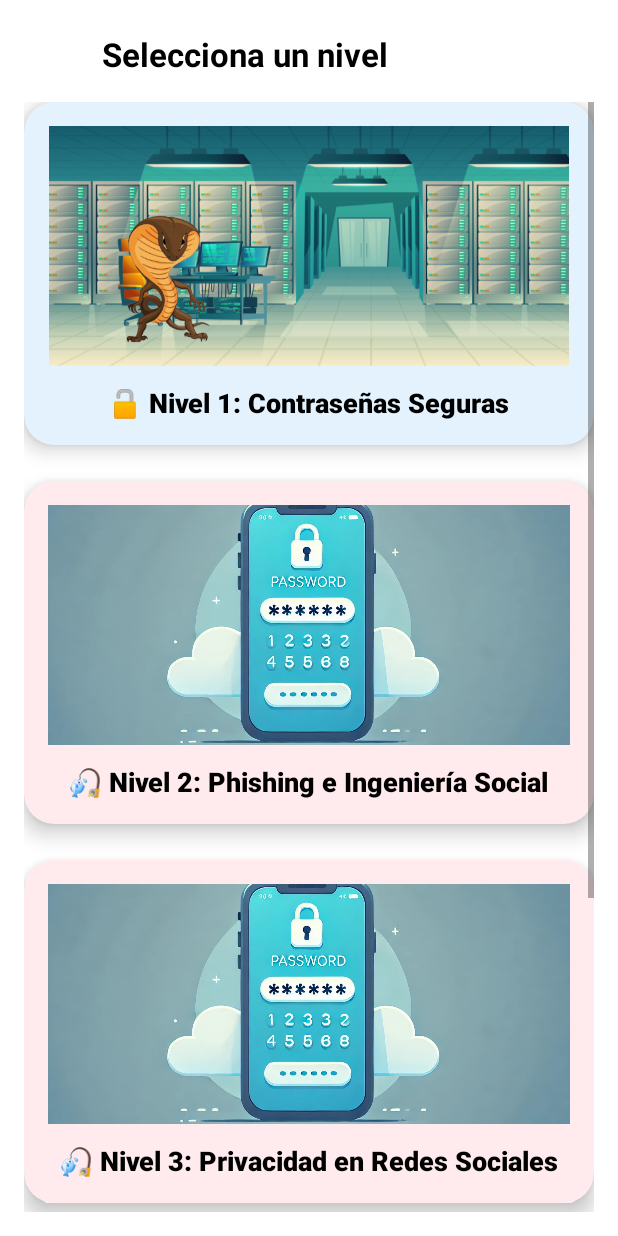
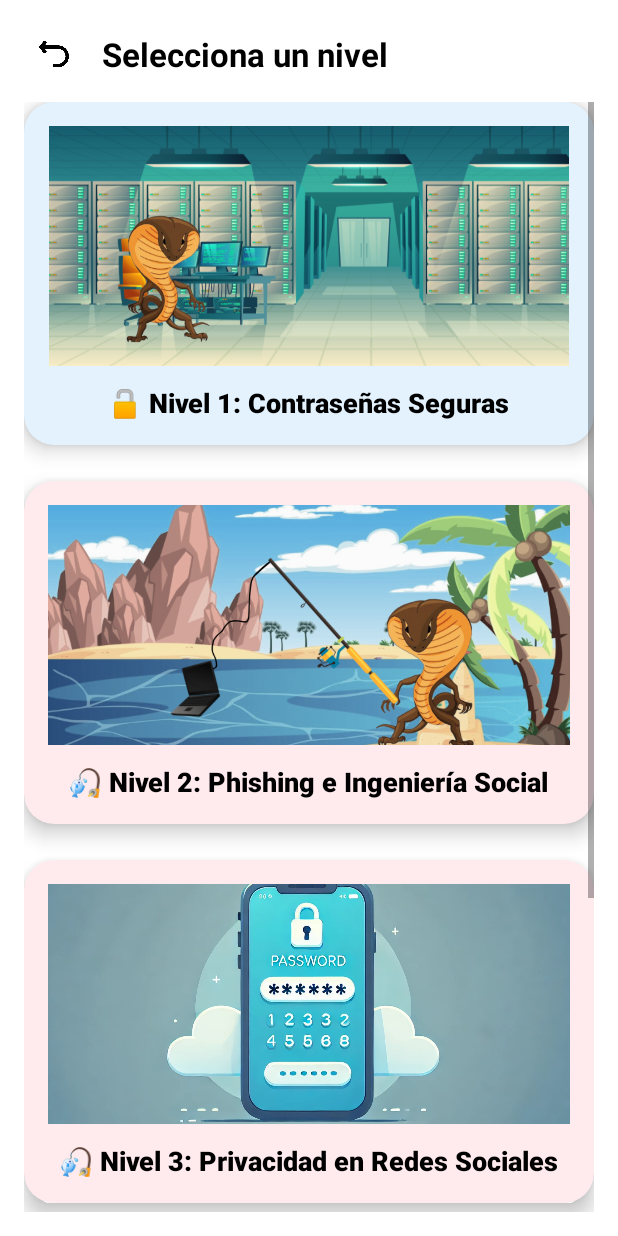
Before and after one commit to javirubia/CiberRoyale, an Android app: the JuegoFragment screen opened through its navigation route, on a phone screen of 412 x 824 dp. Run offline under Robolectric (Android 15) with nearby library versions, the phone set to English and light mode, and no system bars.

Commit message:
MEJORAS NIVel 2

```diff
--- a/app/src/main/res/layout/fragment_juego.xml
+++ b/app/src/main/res/layout/fragment_juego.xml
@@ -20,9 +20,10 @@
             android:id="@+id/btnBack"
             android:layout_width="40dp"
             android:layout_height="40dp"
-
             android:background="?attr/selectableItemBackgroundBorderless"
-            android:contentDescription="Volver"
+            android:contentDescription="Volver al menú"
+            android:padding="8dp"
+            android:scaleType="fitCenter"
             android:src="@drawable/return_icon"
             tools:ignore="TouchTargetSizeCheck" />
 
@@ -110,7 +111,7 @@
                         android:layout_width="match_parent"
                         android:layout_height="160dp"
                         android:scaleType="centerCrop"
-                        android:src="@drawable/img_contrasenas" />
+                        android:src="@drawable/img_nivl_psh" />
 
                     <TextView
                         android:layout_width="wrap_content"
```
Also changed, not shown: app/src/main/res/drawable/img_nivl_psh.png (added).
